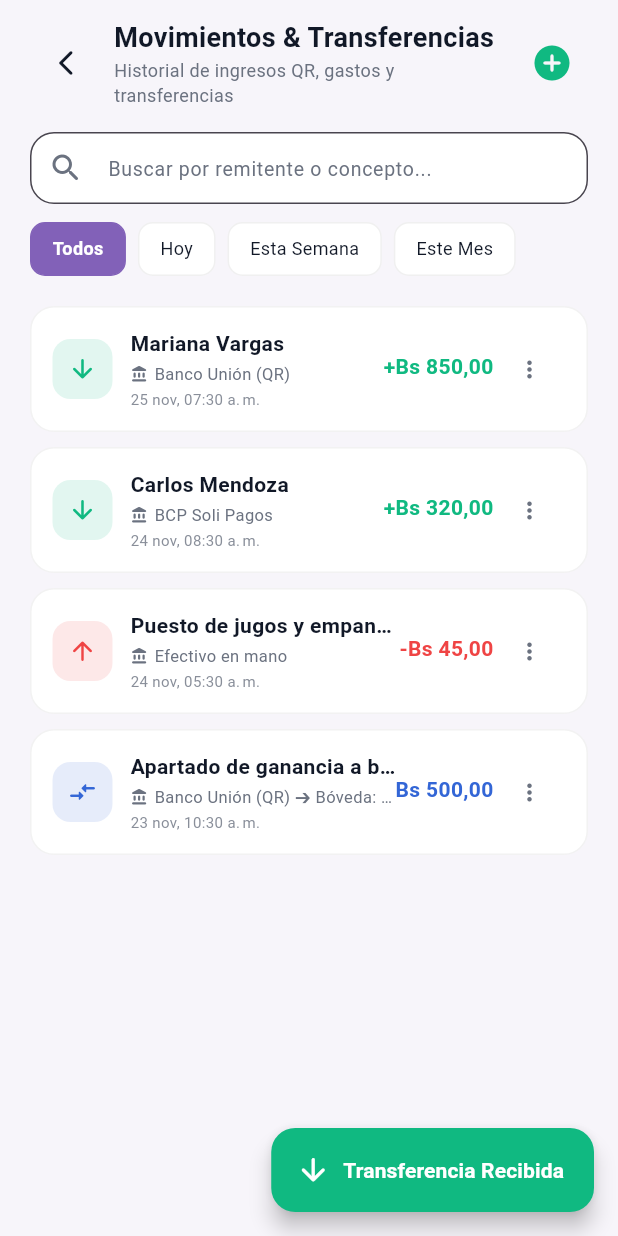
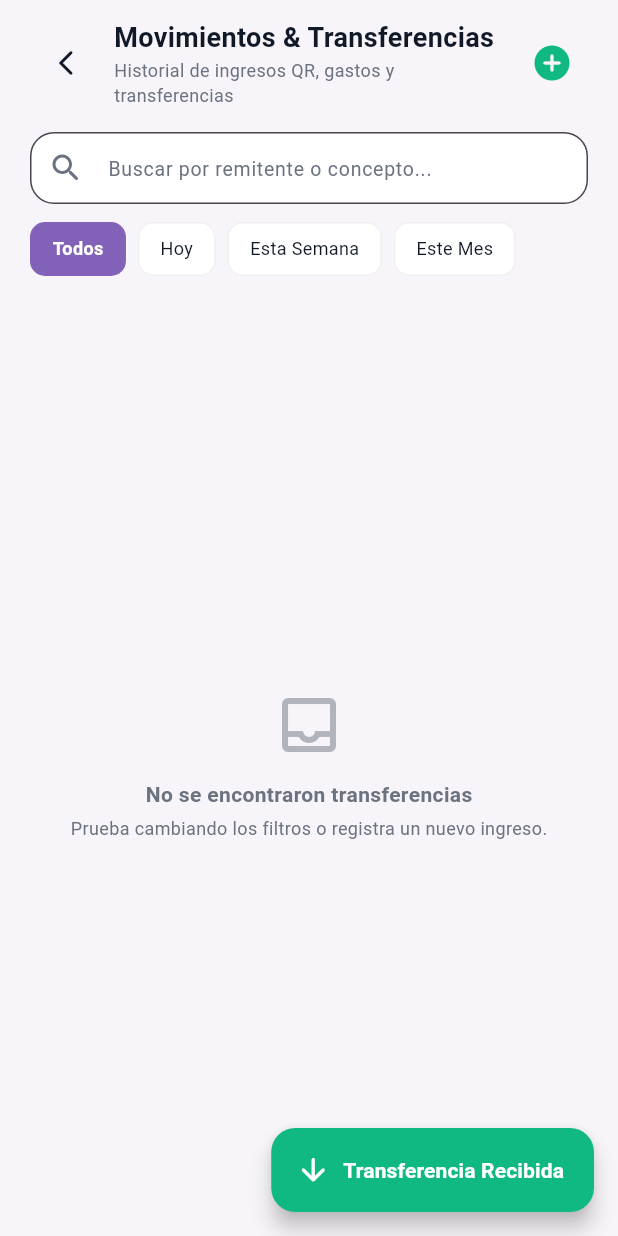
Before and after one commit to maddieflores/Kpital, a Flutter app: the DashboardScreen screen opened directly, after a tap on the "receipt long" icon, on a phone screen of 412 x 824 dp. Run offline on Flutter 3.47's test engine with Material 3 defaults, Android fonts, the phone set to English and light mode, and no system bars; our stand-ins replace firebase_core, firebase_messaging, fl_chart, flutter_local_notifications, image_picker, shared_preferences; accounts and stored records are empty.

Commit message:
feat(auth): persist user sessions, isolate user data, and personalize dashboard greetings
- Add local session persistence and auto-restoration in AuthProvider via SharedPreferences
- Isolate local storage per user across Accounts, Transactions, Debts, and Inventory providers
- Automatically direct authenticated users to DashboardScreen from SplashScreen
- Dynamically greet users with their real name on Dashboard and Live Preview card
- Clean up obsolete demo links from Welcome, Login, and Register screens

```diff
--- a/frontend/lib/features/accounts/providers/accounts_provider.dart
+++ b/frontend/lib/features/accounts/providers/accounts_provider.dart
@@ -5,10 +5,12 @@ import 'package:intl/intl.dart';
 import '../models/account.dart';
 
 class AccountsProvider extends ChangeNotifier {
-  static const String _storageKey = 'kpital_user_accounts_v1';
+  String _currentUserId = '';
+  List<Account> _accounts = [];
+  bool _isLoading = false;
 
-  List<Account> _accounts = [];
-  bool _isLoading = true;
+  String get _storageKey =>
+      'kpital_accounts_${_currentUserId.isNotEmpty ? _currentUserId : "guest"}_v2';
 
   List<Account> get accounts => List.unmodifiable(_accounts);
   bool get isLoading => _isLoading;
@@ -33,8 +35,12 @@ class AccountsProvider extends ChangeNotifier {
   double get vaultsTotal =>
       savingsVaults.fold(0.0, (acc, item) => acc + item.balance);
 
-  AccountsProvider() {
-    _loadAccounts();
+  AccountsProvider();
+
+  Future<void> setUserId(String userId) async {
+    if (_currentUserId == userId && !_isLoading) return;
+    _currentUserId = userId;
+    await _loadAccounts();
   }
 
   Future<void> _loadAccounts() async {
@@ -42,6 +48,10 @@ class AccountsProvider extends ChangeNotifier {
     notifyListeners();
 
     try {
+      if (_currentUserId.isEmpty) {
+        _accounts = [];
+        return;
+      }
       final prefs = await SharedPreferences.getInstance();
       final dataString = prefs.getString(_storageKey);
 
@@ -49,65 +59,12 @@ class AccountsProvider extends ChangeNotifier {
         final List<dynamic> decoded = jsonDecode(dataString);
         _accounts = decoded.map((e) => Account.fromJson(e as Map<String, dynamic>)).toList();
       } else {
-        // Cuentas iniciales predeterminadas contextualizadas a Bolivia (CU-4.1 y CU-4.2)
-        _accounts = [
-          Account(
-            id: 'acc_efectivo',
-            name: 'Efectivo en mano',
-            type: AccountType.cash,
-            currency: 'BOB',
-            balance: 650.00,
-            isSavingsVault: false,
-            colorHex: '#10B981', // Verde
-            createdAt: DateTime.now().subtract(const Duration(days: 30)),
-          ),
-          Account(
-            id: 'acc_union',
-            name: 'Banco Unión (QR)',
-            type: AccountType.bank,
-            currency: 'BOB',
-            balance: 3200.00,
-            isSavingsVault: false,
-            colorHex: '#3366D6', // Azul
-            createdAt: DateTime.now().subtract(const Duration(days: 25)),
-          ),
-          Account(
-            id: 'acc_bcp',
-            name: 'BCP Soli Pagos',
-            type: AccountType.digitalWallet,
-            currency: 'BOB',
-            balance: 1000.00,
-            isSavingsVault: false,
-            colorHex: '#F59E0B', // Naranja
-            createdAt: DateTime.now().subtract(const Duration(days: 15)),
-          ),
-          Account(
-            id: 'vault_fardo',
-            name: 'Bóveda: Fardo de Invierno',
-            type: AccountType.savingsVault,
-            currency: 'BOB',
-            balance: 5200.00,
-            isSavingsVault: true,
-            targetAmount: 8000.00, // Meta CU-4.2
-            colorHex: '#8B5CF6', // Violeta
-            createdAt: DateTime.now().subtract(const Duration(days: 10)),
-          ),
-          Account(
-            id: 'vault_emergencia',
-            name: 'Bóveda: Fondo Emergencia',
-            type: AccountType.savingsVault,
-            currency: 'BOB',
-            balance: 4000.00,
-            isSavingsVault: true,
-            targetAmount: 6000.00,
-            colorHex: '#06B6D4', // Cyan
-            createdAt: DateTime.now().subtract(const Duration(days: 5)),
-          ),
-        ];
-        await _saveAccounts();
+        // Base limpia para usuarios nuevos: no precargar datos demo ajenos
+        _accounts = [];
       }
     } catch (e) {
       debugPrint('Error al cargar cuentas: $e');
+      _accounts = [];
     } finally {
       _isLoading = false;
       notifyListeners();
@@ -115,6 +72,7 @@ class AccountsProvider extends ChangeNotifier {
   }
 
   Future<void> _saveAccounts() async {
+    if (_currentUserId.isEmpty) return;
     try {
       final prefs = await SharedPreferences.getInstance();
       final dataString = jsonEncode(_accounts.map((a) => a.toJson()).toList());
--- a/frontend/lib/features/debts/providers/debts_provider.dart
+++ b/frontend/lib/features/debts/providers/debts_provider.dart
@@ -6,10 +6,12 @@ import '../../accounts/providers/accounts_provider.dart';
 import '../../transactions/providers/transactions_provider.dart';
 
 class DebtsProvider extends ChangeNotifier {
-  static const String _storageKey = 'kpital_debts_v1';
+  String _currentUserId = '';
+  List<DebtModel> _debts = [];
+  bool _isLoading = false;
 
-  List<DebtModel> _debts = [];
-  bool _isLoading = true;
+  String get _storageKey =>
+      'kpital_debts_${_currentUserId.isNotEmpty ? _currentUserId : "guest"}_v2';
 
   List<DebtModel> get allDebts => List.unmodifiable(_debts);
   bool get isLoading => _isLoading;
@@ -34,8 +36,12 @@ class DebtsProvider extends ChangeNotifier {
   double get totalPayable =>
       payables.fold(0.0, (acc, item) => acc + item.remainingAmount);
 
-  DebtsProvider() {
-    _loadDebts();
+  DebtsProvider();
+
+  Future<void> setUserId(String userId) async {
+    if (_currentUserId == userId && !_isLoading) return;
+    _currentUserId = userId;
+    await _loadDebts();
   }
 
   Future<void> _loadDebts() async {
@@ -43,6 +49,10 @@ class DebtsProvider extends ChangeNotifier {
     notifyListeners();
 
     try {
+      if (_currentUserId.isEmpty) {
+        _debts = [];
+        return;
+      }
       final prefs = await SharedPreferences.getInstance();
       final dataString = prefs.getString(_storageKey);
 
@@ -50,70 +60,12 @@ class DebtsProvider extends ChangeNotifier {
         final List<dynamic> decoded = jsonDecode(dataString);
         _debts = decoded.map((e) => DebtModel.fromJson(e as Map<String, dynamic>)).toList();
       } else {
-        // Datos semilla representativos de comercio local boliviano
-        final now = DateTime.now();
-        _debts = [
-          DebtModel(
-            id: 'debt_1',
-            type: DebtType.receivable,
-            personName: 'Carlos Mamani',
-            phoneNumber: '78945612',
-            totalAmount: 600.00,
-            remainingAmount: 450.00,
-            dueDate: now.add(const Duration(days: 7)),
-            concept: '1 docena parkas térmicas al crédito',
-            status: DebtStatus.partial,
-            payments: [
-              DebtPayment(
-                id: 'pay_1',
-                amount: 150.00,
-                date: now.subtract(const Duration(days: 2)),
-                accountId: 'acc_union',
-                accountName: 'Banco Unión (QR)',
-                note: 'Primer abono por QR',
-              ),
-            ],
-            createdAt: now.subtract(const Duration(days: 10)),
-          ),
-          DebtModel(
-            id: 'debt_2',
-            type: DebtType.receivable,
-            personName: 'Doña Elena (Feria)',
-            phoneNumber: '71234567',
-            totalAmount: 280.00,
-            remainingAmount: 280.00,
-            dueDate: now.add(const Duration(days: 4)),
-            concept: 'Ropa fiada puesto 42',
-            status: DebtStatus.pending,
-            createdAt: now.subtract(const Duration(days: 5)),
-          ),
-          DebtModel(
-            id: 'debt_3',
-            type: DebtType.payable,
-            personName: 'Distribuidora La Paz (Insumos)',
-            phoneNumber: '65432198',
-            totalAmount: 1200.00,
-            remainingAmount: 800.00,
-            dueDate: now.add(const Duration(days: 12)),
-            concept: 'Lote fardo de invierno cuota 2/3',
-            status: DebtStatus.partial,
-            payments: [
-              DebtPayment(
-                id: 'pay_prov_1',
-                amount: 400.00,
-                date: now.subtract(const Duration(days: 3)),
-                accountId: 'acc_union',
-                accountName: 'Banco Unión (QR)',
-                note: 'Pago cuota inicial',
-              ),
-            ],
-            createdAt: now.subtract(const Duration(days: 15)),
-          ),
-        ];
-        await _saveDebts();
+        // Base limpia para usuarios nuevos: no precargar deudas demo
+        _debts = [];
       }
     } catch (e) {
       debugPrint('Error al cargar deudas: $e');
+      _debts = [];
     } finally {
       _isLoading = false;
       notifyListeners();
@@ -121,6 +73,7 @@ class DebtsProvider extends ChangeNotifier {
   }
 
   Future<void> _saveDebts() async {
+    if (_currentUserId.isEmpty) return;
     try {
       final prefs = await SharedPreferences.getInstance();
       final dataString = jsonEncode(_debts.map((d) => d.toJson()).toList());
--- a/frontend/lib/features/inventory/providers/inventory_provider.dart
+++ b/frontend/lib/features/inventory/providers/inventory_provider.dart
@@ -6,12 +6,15 @@ import '../../accounts/providers/accounts_provider.dart';
 import '../../transactions/providers/transactions_provider.dart';
 
 class InventoryProvider extends ChangeNotifier {
-  static const String _productsStorageKey = 'kpital_inventory_products_v1';
-  static const String _salesStorageKey = 'kpital_inventory_sales_v1';
-
+  String _currentUserId = '';
   List<ProductModel> _products = [];
   List<ProductSaleRecord> _sales = [];
-  bool _isLoading = true;
+  bool _isLoading = false;
+
+  String get _productsStorageKey =>
+      'kpital_inventory_products_${_currentUserId.isNotEmpty ? _currentUserId : "guest"}_v2';
+  String get _salesStorageKey =>
+      'kpital_inventory_sales_${_currentUserId.isNotEmpty ? _currentUserId : "guest"}_v2';
 
   List<ProductModel> get products => List.unmodifiable(_products);
   List<ProductSaleRecord> get sales => List.unmodifiable(_sales);
@@ -38,8 +41,12 @@ class InventoryProvider extends ChangeNotifier {
   int get totalStockUnits =>
       _products.fold(0, (acc, item) => acc + item.stockUnits);
 
-  InventoryProvider() {
-    _loadData();
+  InventoryProvider();
+
+  Future<void> setUserId(String userId) async {
+    if (_currentUserId == userId && !_isLoading) return;
+    _currentUserId = userId;
+    await _loadData();
   }
 
   Future<void> _loadData() async {
@@ -47,6 +54,11 @@ class InventoryProvider extends ChangeNotifier {
     notifyListeners();
 
     try {
+      if (_currentUserId.isEmpty) {
+        _products = [];
+        _sales = [];
+        return;
+      }
       final prefs = await SharedPreferences.getInstance();
       final productsString = prefs.getString(_productsStorageKey);
       final salesString = prefs.getString(_salesStorageKey);
@@ -55,57 +67,20 @@ class InventoryProvider extends ChangeNotifier {
         final List<dynamic> decoded = jsonDecode(productsString);
         _products = decoded.map((e) => ProductModel.fromJson(e as Map<String, dynamic>)).toList();
       } else {
-        // Datos semilla representativos de ferias y mercados bolivianos
-        final now = DateTime.now();
-        _products = [
-          ProductModel(
-            id: 'prod_1',
-            name: 'Parkas Térmicas de Invierno',
-            description: 'Fardo importado con forro polar',
-            batchPackageType: 'fardo',
-            batchQuantity: 100,
-            totalPurchaseCost: 3500.00,
-            unitCost: 35.00,
-            halfDozenCost: 210.00,
-            dozenCost: 420.00,
-            salePriceUnit: 65.00,       // Margen: 46.2%
-            salePriceHalfDozen: 340.00, // Margen: 38.2%
-            salePriceDozen: 600.00,     // Margen: 30.0%
-            stockUnits: 76,
-            minStockAlert: 10,
-            capitalInvested: 3500.00,
-            capitalRecovered: 2150.00,   // 61.4% recuperado
-            createdAt: now.subtract(const Duration(days: 15)),
-          ),
-          ProductModel(
-            id: 'prod_2',
-            name: 'Medias de Alpaca Térmicas',
-            description: 'Caja x120 pares surtidos',
-            batchPackageType: 'caja',
-            batchQuantity: 120,
-            totalPurchaseCost: 720.00,
-            unitCost: 6.00,
-            halfDozenCost: 36.00,
-            dozenCost: 72.00,
-            salePriceUnit: 12.00,       // Margen: 50.0%
-            salePriceHalfDozen: 60.00,  // Margen: 40.0%
-            salePriceDozen: 100.00,     // Margen: 28.0%
-            stockUnits: 48,
-            minStockAlert: 15,
-            capitalInvested: 720.00,
-            capitalRecovered: 860.00,    // 119.4% recuperado (¡Ganancia pura!)
-            createdAt: now.subtract(const Duration(days: 20)),
-          ),
-        ];
-        await _saveData();
+        // Base limpia para usuarios nuevos: no precargar productos demo
+        _products = [];
       }
 
       if (salesString != null && salesString.isNotEmpty) {
         final List<dynamic> decodedSales = jsonDecode(salesString);
         _sales = decodedSales.map((e) => ProductSaleRecord.fromJson(e as Map<String, dynamic>)).toList();
+      } else {
+        _sales = [];
       }
     } catch (e) {
       debugPrint('Error al cargar inventario: $e');
+      _products = [];
+      _sales = [];
     } finally {
       _isLoading = false;
       notifyListeners();
@@ -113,6 +88,7 @@ class InventoryProvider extends ChangeNotifier {
   }
 
   Future<void> _saveData() async {
+    if (_currentUserId.isEmpty) return;
     try {
       final prefs = await SharedPreferences.getInstance();
       final productsString = jsonEncode(_products.map((p) => p.toJson()).toList());
--- a/frontend/lib/features/transactions/providers/transactions_provider.dart
+++ b/frontend/lib/features/transactions/providers/transactions_provider.dart
@@ -7,10 +7,12 @@ import '../../accounts/providers/accounts_provider.dart';
 enum DateFilterPeriod { all, today, thisWeek, thisMonth }
 
 class TransactionsProvider extends ChangeNotifier {
-  static const String _storageKey = 'kpital_transactions_v1';
+  String _currentUserId = '';
+  List<TransactionModel> _transactions = [];
+  bool _isLoading = false;
 
-  List<TransactionModel> _transactions = [];
-  bool _isLoading = true;
+  String get _storageKey =>
+      'kpital_transactions_${_currentUserId.isNotEmpty ? _currentUserId : "guest"}_v2';
 
   // Filtros activos (CU-1.4)
   String _searchQuery = '';
@@ -141,8 +143,12 @@ class TransactionsProvider extends ChangeNotifier {
     return categoryMap.map((cat, amount) => MapEntry(cat, (amount / total) * 100));
   }
 
-  TransactionsProvider() {
-    _loadTransactions();
+  TransactionsProvider();
+
+  Future<void> setUserId(String userId) async {
+    if (_currentUserId == userId && !_isLoading) return;
+    _currentUserId = userId;
+    await _loadTransactions();
   }
 
   Future<void> _loadTransactions() async {
@@ -150,6 +156,10 @@ class TransactionsProvider extends ChangeNotifier {
     notifyListeners();
 
     try {
+      if (_currentUserId.isEmpty) {
+        _transactions = [];
+        return;
+      }
       final prefs = await SharedPreferences.getInstance();
       final dataString = prefs.getString(_storageKey);
 
@@ -158,68 +168,12 @@ class TransactionsProvider extends ChangeNotifier {
         _transactions = decoded.map((e) => TransactionModel.fromJson(e as Map<String, dynamic>)).toList();
         _transactions.sort((a, b) => b.transactionDate.compareTo(a.transactionDate));
       } else {
-        // Datos semilla representativos de transferencias en Bolivia
-        final now = DateTime.now();
-        _transactions = [
-          TransactionModel(
-            id: 'tx_demo_1',
-            accountId: 'acc_union',
-            accountName: 'Banco Unión (QR)',
-            type: TransactionType.income,
-            amount: 850.00,
-            currency: 'BOB',
-            contactName: 'Mariana Vargas',
-            description: 'Transferencia QR pedido mayorista',
-            category: 'Venta / Cliente',
-            transactionDate: now.subtract(const Duration(hours: 3)),
-            createdAt: now.subtract(const Duration(hours: 3)),
-          ),
-          TransactionModel(
-            id: 'tx_demo_2',
-            accountId: 'acc_bcp',
-            accountName: 'BCP Soli Pagos',
-            type: TransactionType.income,
-            amount: 320.00,
-            currency: 'BOB',
-            contactName: 'Carlos Mendoza',
-            description: 'Pago por 1 docena medias de invierno',
-            category: 'Venta Rápida',
-            transactionDate: now.subtract(const Duration(days: 1, hours: 2)),
-            createdAt: now.subtract(const Duration(days: 1, hours: 2)),
-          ),
-          TransactionModel(
-            id: 'tx_demo_3',
-            accountId: 'acc_efectivo',
-            accountName: 'Efectivo en mano',
-            type: TransactionType.expense,
-            amount: 45.00,
-            currency: 'BOB',
-            contactName: 'Puesto de jugos y empanadas',
-            description: 'Almuerzo al paso en la feria',
-            category: 'Gasto Hormiga',
-            isEssential: false,
-            transactionDate: now.subtract(const Duration(days: 1, hours: 5)),
-            createdAt: now.subtract(const Duration(days: 1, hours: 5)),
-          ),
-          TransactionModel(
-            id: 'tx_demo_4',
-            accountId: 'acc_union',
-            accountName: 'Banco Unión (QR)',
-            destinationAccountId: 'vault_fardo',
-            destinationAccountName: 'Bóveda: Fardo de Invierno',
-            type: TransactionType.transfer,
-            amount: 500.00,
-            currency: 'BOB',
-            description: 'Apartado de ganancia a bóveda',
-            category: 'Ahorro Bóveda',
-            transactionDate: now.subtract(const Duration(days: 2)),
-            createdAt: now.subtract(const Duration(days: 2)),
-          ),
-        ];
-        await _saveTransactions();
+        // Base limpia para usuarios nuevos: no precargar transacciones demo
+        _transactions = [];
       }
     } catch (e) {
       debugPrint('Error al cargar transacciones: $e');
+      _transactions = [];
     } finally {
       _isLoading = false;
       notifyListeners();
@@ -227,6 +181,7 @@ class TransactionsProvider extends ChangeNotifier {
   }
 
   Future<void> _saveTransactions() async {
+    if (_currentUserId.isEmpty) return;
     try {
       final prefs = await SharedPreferences.getInstance();
       final dataString = jsonEncode(_transactions.map((t) => t.toJson()).toList());
--- a/frontend/lib/main.dart
+++ b/frontend/lib/main.dart
@@ -44,13 +44,25 @@ void main() async {
       providers: [
         ChangeNotifierProvider(create: (_) => ThemeProvider()),
         ChangeNotifierProvider(create: (_) => AuthProvider()),
-        ChangeNotifierProvider(create: (_) => AccountsProvider()),
-        ChangeNotifierProvider(create: (_) => TransactionsProvider()),
-        ChangeNotifierProvider(create: (_) => DebtsProvider()),
-        ChangeNotifierProvider(create: (_) => InventoryProvider()),
+        ChangeNotifierProxyProvider<AuthProvider, AccountsProvider>(
+          create: (_) => AccountsProvider(),
+          update: (_, auth, accounts) => (accounts ?? AccountsProvider())..setUserId(auth.currentUser.id),
+        ),
+        ChangeNotifierProxyProvider<AuthProvider, TransactionsProvider>(
+          create: (_) => TransactionsProvider(),
+          update: (_, auth, txs) => (txs ?? TransactionsProvider())..setUserId(auth.currentUser.id),
+        ),
+        ChangeNotifierProxyProvider<AuthProvider, DebtsProvider>(
+          create: (_) => DebtsProvider(),
+          update: (_, auth, debts) => (debts ?? DebtsProvider())..setUserId(auth.currentUser.id),
+        ),
+        ChangeNotifierProxyProvider<AuthProvider, InventoryProvider>(
+          create: (_) => InventoryProvider(),
+          update: (_, auth, inv) => (inv ?? InventoryProvider())..setUserId(auth.currentUser.id),
+        ),
         ChangeNotifierProxyProvider<AuthProvider, AdsProvider>(
           create: (_) => AdsProvider(),
-          update: (_, auth, ads) => ads!..assignOwner(auth.isOwner),
+          update: (_, auth, ads) => (ads ?? AdsProvider())..assignOwner(auth.isOwner),
         ),
       ],
       child: const KpitalApp(),
@@ -178,6 +190,14 @@ class DashboardScreen extends StatelessWidget {
     final accountsProvider = Provider.of<AccountsProvider>(context);
     final txProv = Provider.of<TransactionsProvider>(context);
     final inventoryProv = Provider.of<InventoryProvider>(context);
+    final authProv = Provider.of<AuthProvider>(context);
+    final user = authProv.currentUser;
+    final String greetingName = user.fullName.trim().isNotEmpty
+        ? user.fullName.trim().split(RegExp(r'\s+')).first
+        : (user.username.trim().isNotEmpty && user.username != 'invitado'
+            ? user.username
+            : 'Usuario');
+
     final primaryVault = accountsProvider.savingsVaults.isNotEmpty
         ? accountsProvider.savingsVaults.first
         : null;
@@ -214,7 +234,7 @@ class DashboardScreen extends StatelessWidget {
                           crossAxisAlignment: CrossAxisAlignment.start,
                           children: [
                             Text(
-                              "Hola, Alejandro",
+                              "Hola, $greetingName",
                               style: TextStyle(
                                 fontSize: 13,
                                 color: tokens.textSecondary,
```
Also changed, not shown: frontend/lib/features/appearance/widgets/live_preview_card.dart (+13 -2 lines), frontend/lib/features/auth/login_screen.dart (+1 -25 lines), frontend/lib/features/auth/providers/auth_provider.dart (+44 -1 lines), frontend/lib/features/auth/register_screen.dart (+1 -25 lines), frontend/lib/features/auth/welcome_screen.dart (+1 -34 lines), frontend/lib/features/splash/splash_screen.dart (+13 -6 lines).
